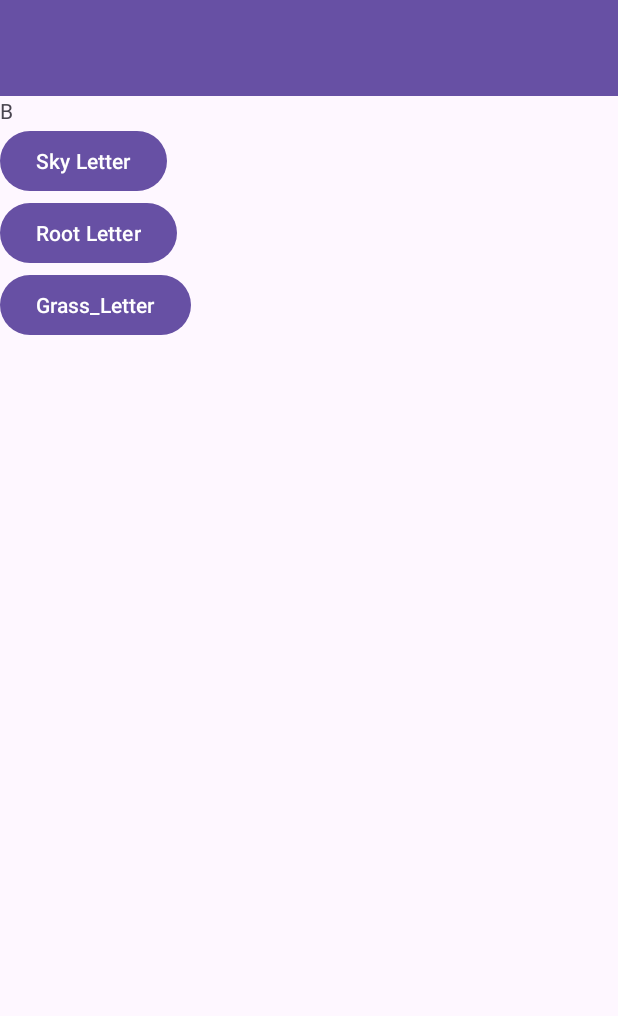
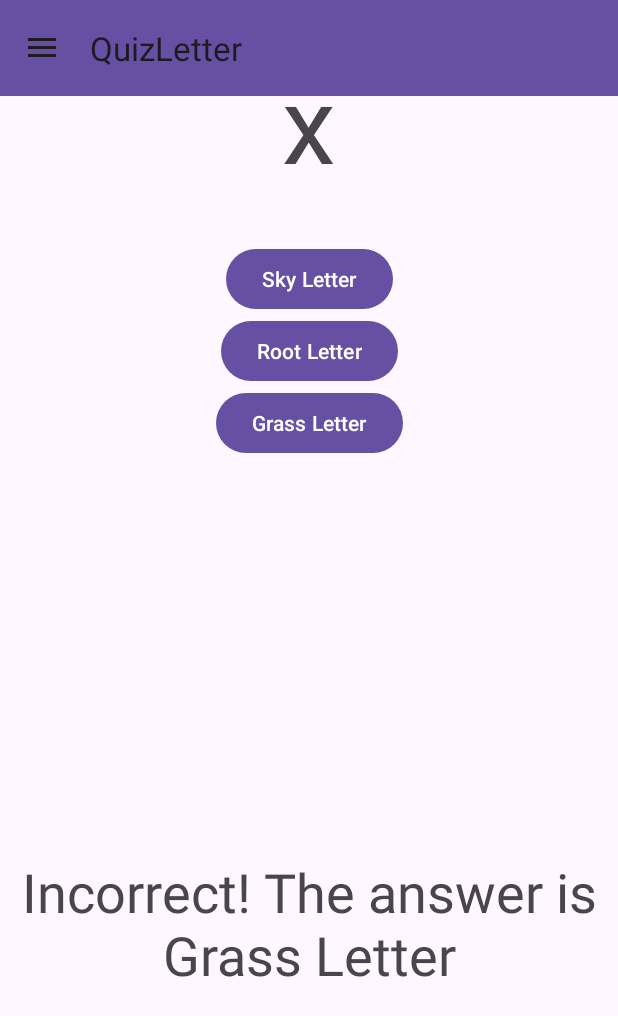
Before and after one commit to ZummerHanif/QuizLetter, an Android app: the screen it shows after launch (MainActivity), after a tap on "Sky Letter", on a phone screen of 412 x 824 dp. Shown: the top 1016 px of the screen. Run offline under Robolectric (Android 15) with nearby library versions, the phone set to English and light mode, and no system bars.

```diff
--- a/app/src/main/java/com/example/quizletter/DatabaseHelper.java
+++ b/app/src/main/java/com/example/quizletter/DatabaseHelper.java
@@ -1,18 +1,18 @@
 package com.example.quizletter;
 
+import android.content.ContentValues;
 import android.content.Context;
 import android.database.Cursor;
 import android.database.sqlite.SQLiteDatabase;
 import android.database.sqlite.SQLiteOpenHelper;
 
 public class DatabaseHelper extends SQLiteOpenHelper {
-
-    private static final String DATABASE_NAME = "quiz_database";
-    private static final int DATABASE_VERSION = 1;
-
-    private static final String TABLE_NAME = "quiz_results";
-    private static final String COLUMN_LETTER = "letter";
-    private static final String COLUMN_ANSWER = "answer";
+    private static final String DATABASE_NAME = "results.db";
+    public static final int DATABASE_VERSION = 1;
+    public static final String TABLE_RESULTS = "results";
+    public static final String COLUMN_ID = "_id";
+    public static final String COLUMN_QUESTION_NUMBER = "question_number";
+    public static final String COLUMN_RESULT = "result";
 
     public DatabaseHelper(Context context) {
         super(context, DATABASE_NAME, null, DATABASE_VERSION);
@@ -20,47 +20,40 @@ public class DatabaseHelper extends SQLiteOpenHelper {
 
     @Override
     public void onCreate(SQLiteDatabase db) {
-        String createTableQuery = "CREATE TABLE " + TABLE_NAME + " (" +
-                COLUMN_LETTER + " TEXT," +
-                COLUMN_ANSWER + " TEXT)";
-
+        String createTableQuery = "CREATE TABLE " + TABLE_RESULTS + " (" +
+                COLUMN_ID + " INTEGER PRIMARY KEY AUTOINCREMENT, " +
+                COLUMN_QUESTION_NUMBER + " INTEGER, " +
+                COLUMN_RESULT + " TEXT)";
         db.execSQL(createTableQuery);
     }
 
     @Override
     public void onUpgrade(SQLiteDatabase db, int oldVersion, int newVersion) {
-        String dropTableQuery = "DROP TABLE IF EXISTS " + TABLE_NAME;
-        db.execSQL(dropTableQuery);
-        onCreate(db);
+        // Implement if you need to upgrade the database
     }
 
-    public void saveAnswer(String letter, String answer) {
-        SQLiteDatabase db = this.getWritableDatabase();
-        String insertQuery = "INSERT INTO " + TABLE_NAME + " (" +
-                COLUMN_LETTER + ", " + COLUMN_ANSWER + ") VALUES ('" +
-                letter + "', '" + answer + "')";
-        db.execSQL(insertQuery);
-        db.close();
+    public static void insertResult(SQLiteDatabase db, int questionNumber, String result) {
+        ContentValues values = new ContentValues();
+        values.put(COLUMN_QUESTION_NUMBER, questionNumber);
+        values.put(COLUMN_RESULT, result);
+        db.insert(TABLE_RESULTS, null, values);
     }
 
-    public String retrieveResults() {
-        SQLiteDatabase db = this.getReadableDatabase();
-        String selectQuery = "SELECT * FROM " + TABLE_NAME;
-        Cursor cursor = db.rawQuery(selectQuery, null);
-
-        StringBuilder resultBuilder = new StringBuilder();
-        if (cursor.moveToFirst()) {
-            do {
-                String letter = cursor.getString(cursor.getColumnIndex(COLUMN_LETTER));
-                String answer = cursor.getString(cursor.getColumnIndex(COLUMN_ANSWER));
-                resultBuilder.append("Letter: ").append(letter)
-                        .append(", Answer: ").append(answer).append("\n");
-            } while (cursor.moveToNext());
-        }
-
-        cursor.close();
-        db.close();
-
-        return resultBuilder.toString();
+    public Cursor getResult() {
+        SQLiteDatabase db = getReadableDatabase();
+        String[] projection = {
+                COLUMN_QUESTION_NUMBER,
+                COLUMN_RESULT
+        };
+        String sortOrder = COLUMN_QUESTION_NUMBER + " ASC";
+        return db.query(
+                TABLE_RESULTS,
+                projection,
+                null,
+                null,
+                null,
+                null,
+                sortOrder
+        );
     }
 }
--- a/app/src/main/java/com/example/quizletter/MainActivity.java
+++ b/app/src/main/java/com/example/quizletter/MainActivity.java
@@ -1,84 +1,64 @@
 package com.example.quizletter;
 
 import android.os.Bundle;
-import android.view.MenuItem;
-
-import androidx.annotation.NonNull;
 import androidx.appcompat.app.ActionBarDrawerToggle;
 import androidx.appcompat.app.AppCompatActivity;
-import androidx.core.view.GravityCompat;
+import androidx.appcompat.widget.Toolbar;
 import androidx.drawerlayout.widget.DrawerLayout;
 import androidx.fragment.app.Fragment;
 import androidx.fragment.app.FragmentManager;
 import androidx.fragment.app.FragmentTransaction;
-
 import com.google.android.material.navigation.NavigationView;
 
-public class MainActivity extends AppCompatActivity implements NavigationView.OnNavigationItemSelectedListener {
+public class MainActivity extends AppCompatActivity {
 
     private DrawerLayout drawerLayout;
-    private ActionBarDrawerToggle actionBarDrawerToggle;
     private NavigationView navigationView;
+    private ActionBarDrawerToggle drawerToggle;
 
     @Override
     protected void onCreate(Bundle savedInstanceState) {
         super.onCreate(savedInstanceState);
         setContentView(R.layout.activity_main);
 
+        Toolbar toolbar = findViewById(R.id.toolbar);
+        setSupportActionBar(toolbar);
+
         drawerLayout = findViewById(R.id.drawer_layout);
         navigationView = findViewById(R.id.navigation_view);
 
-        actionBarDrawerToggle = new ActionBarDrawerToggle(this, drawerLayout,
-                R.string.navigation_drawer_open, R.string.navigation_drawer_close);
-        drawerLayout.addDrawerListener(actionBarDrawerToggle);
-        actionBarDrawerToggle.syncState();
+        // Set up the ActionBarDrawerToggle with the DrawerLayout
+        drawerToggle = new ActionBarDrawerToggle(this, drawerLayout, toolbar, R.string.drawer_open, R.string.drawer_close);
+        drawerLayout.addDrawerListener(drawerToggle);
+        drawerToggle.syncState();
 
-        getSupportActionBar().setDisplayHomeAsUpEnabled(true);
+        // Load the TestFragment initially
+        loadFragment(new TestFragment());
 
-        navigationView.setNavigationItemSelectedListener(this);
+        navigationView.setNavigationItemSelectedListener(item -> {
+            int itemId = item.getItemId();
 
-        // Display the QuizFragment when the activity is created
-        if (savedInstanceState == null) {
-            displaySelectedFragment(new QuizFragment());
-            navigationView.setCheckedItem(R.id.nav_quiz);
-        }
+            if (itemId == R.id.menu_result) {
+                // Handle the "Result" menu item click
+                loadFragment(new ResultFragment());
+                return true;
+            } else if (itemId == R.id.menu_test) {
+                // Handle the "Test" menu item click
+                loadFragment(new TestFragment());
+                return true;
+            }
+
+            return false;
+        });
     }
 
-    @Override
-    public boolean onOptionsItemSelected(MenuItem item) {
-        if (actionBarDrawerToggle.onOptionsItemSelected(item)) {
-            return true;
-        }
-        return super.onOptionsItemSelected(item);
-    }
-
-    @Override
-    public boolean onNavigationItemSelected(@NonNull MenuItem item) {
-        switch (item.getItemId()) {
-            case R.id.nav_quiz:
-                displaySelectedFragment(new QuizFragment());
-                break;
-            case R.id.nav_result:
-                displaySelectedFragment(new ResultFragment());
-                break;
-        }
-        drawerLayout.closeDrawer(GravityCompat.START);
-        return true;
-    }
-
-    private void displaySelectedFragment(Fragment fragment) {
+    private void loadFragment(Fragment fragment) {
         FragmentManager fragmentManager = getSupportFragmentManager();
         FragmentTransaction fragmentTransaction = fragmentManager.beginTransaction();
         fragmentTransaction.replace(R.id.fragment_container, fragment);
         fragmentTransaction.commit();
-    }
 
-    @Override
-    public void onBackPressed() {
-        if (drawerLayout.isDrawerOpen(GravityCompat.START)) {
-            drawerLayout.closeDrawer(GravityCompat.START);
-        } else {
-            super.onBackPressed();
-        }
+        // Close the navigation drawer after loading the fragment
+        drawerLayout.closeDrawer(navigationView);
     }
 }
--- a/app/src/main/java/com/example/quizletter/QuizFragment.java
+++ /dev/null
@@ -1,81 +0,0 @@
-package com.example.quizletter;
-
-import android.os.Bundle;
-import android.view.LayoutInflater;
-import android.view.View;
-import android.view.ViewGroup;
-import android.widget.Button;
-import android.widget.TextView;
-import android.widget.Toast;
-
-import androidx.annotation.NonNull;
-import androidx.annotation.Nullable;
-import androidx.fragment.app.Fragment;
-
-public class QuizFragment extends Fragment implements View.OnClickListener {
-
-    private TextView letterTextView;
-    private Button skyButton, rootButton, grassButton;
-
-    private String[] letters = {"A", "B", "C", "D", "E"};
-    private int currentLetterIndex = 0;
-
-    private DatabaseHelper databaseHelper;
-
-    public QuizFragment() {
-        // Required empty public constructor
-    }
-
-    @Override
-    public View onCreateView(LayoutInflater inflater, ViewGroup container,
-                             Bundle savedInstanceState) {
-        // Inflate the layout for this fragment
-        return inflater.inflate(R.layout.fragmentquiz, container, false);
-    }
-
-    @Override
-    public void onViewCreated(@NonNull View view, @Nullable Bundle savedInstanceState) {
-        super.onViewCreated(view, savedInstanceState);
-
-        letterTextView = view.findViewById(R.id.text_question);
-        skyButton = view.findViewById(R.id.sky_button);
-        rootButton = view.findViewById(R.id.root_button);
-        grassButton = view.findViewById(R.id.grass_button);
-
-        skyButton.setOnClickListener(this);
-        rootButton.setOnClickListener(this);
-        grassButton.setOnClickListener(this);
-
-        displayNextLetter();
-
-        databaseHelper = new DatabaseHelper(getActivity());
-    }
-
-    @Override
-    public void onClick(View v) {
-        String answer = "";
-        int id = v.getId();
-        if (id == R.id.sky_button) {
-            answer = "Sky";
-        } else if (id == R.id.root_button) {
-            answer = "Root";
-        } else if (id == R.id.grass_button) {
-            answer = "Grass";
-        }
-
-
-
-        databaseHelper.saveAnswer(letters[currentLetterIndex], answer);
-
-        if (currentLetterIndex < letters.length - 1) {
-            currentLetterIndex++;
-            displayNextLetter();
-        } else {
-            Toast.makeText(getActivity(), "Quiz completed!", Toast.LENGTH_SHORT).show();
-        }
-    }
-
-    private void displayNextLetter() {
-        letterTextView.setText(letters[currentLetterIndex]);
-    }
-}
--- /dev/null
+++ b/app/src/main/java/com/example/quizletter/TestFragment.java
@@ -0,0 +1,163 @@
+package com.example.quizletter;
+
+import android.content.ContentValues;
+import android.database.Cursor;
+import android.database.sqlite.SQLiteDatabase;
+import android.database.sqlite.SQLiteOpenHelper;
+import android.os.Bundle;
+import android.os.Handler;
+import android.view.LayoutInflater;
+import android.view.View;
+import android.view.ViewGroup;
+import android.widget.Button;
+import android.widget.TextView;
+
+import androidx.annotation.NonNull;
+import androidx.annotation.Nullable;
+import androidx.fragment.app.Fragment;
+
+import java.util.Random;
+
+public class TestFragment extends Fragment {
+    private TextView letterTextView, answerTextView;
+    private char[] skyLetters = {'b', 'd', 'f', 'h', 'k', 'l', 't'};
+    private char[] rootLetters = {'g', 'j', 'p', 'q', 'y'};
+    private char[] grassLetters = {'a', 'c', 'e', 'i', 'm', 'n', 'o', 'r', 's', 'u', 'v', 'w', 'x', 'z'};
+    private String answerString = "";
+
+   private String[] answers={"Not answered","Not answered","Not answered","Not answered","Not answered"};
+    private int questionCounter = 0;
+    private SQLiteDatabase database;
+
+    private int counter=0;
+
+    public TestFragment() {
+        // Required empty public constructor
+    }
+
+    @Override
+    public void onCreate(Bundle savedInstanceState) {
+        super.onCreate(savedInstanceState);
+        SQLiteOpenHelper dbHelper = new DatabaseHelper(getActivity());
+        database = dbHelper.getWritableDatabase();
+    }
+
+    @Override
+    public View onCreateView(LayoutInflater inflater, ViewGroup container, Bundle savedInstanceState) {
+        // Inflate the layout for this fragment
+        return inflater.inflate(R.layout.fragment_test, container, false);
+    }
+
+    @Override
+    public void onViewCreated(@NonNull View view, @Nullable Bundle savedInstanceState) {
+        super.onViewCreated(view, savedInstanceState);
+
+        letterTextView = view.findViewById(R.id.letter_text_view);
+        letterTextView.setText(getRandomLetter());
+
+        answerTextView = view.findViewById(R.id.answer_text_view);
+
+        Button skyButton = view.findViewById(R.id.sky_button);
+        skyButton.setOnClickListener(new View.OnClickListener() {
+            @Override
+            public void onClick(View v) {
+                checkAnswer("Sky Letter");
+            }
+        });
+
+        Button grassButton = view.findViewById(R.id.grass_button);
+        grassButton.setOnClickListener(new View.OnClickListener() {
+            @Override
+            public void onClick(View v) {
+                checkAnswer("Grass Letter");
+            }
+        });
+
+        Button rootButton = view.findViewById(R.id.root_button);
+        rootButton.setOnClickListener(new View.OnClickListener() {
+            @Override
+            public void onClick(View v) {
+                checkAnswer("Root Letter");
+            }
+        });
+    }
+
+    private void checkAnswer(String expectedAnswer) {
+
+        if (answerString.equals(expectedAnswer)) {
+            answerTextView.setText("Awesome! Your answer is right");
+            answers[counter]="correct";
+
+
+        } else {
+            answerTextView.setText("Incorrect! The answer is " + answerString);
+            answers[counter]="Incorrect";
+
+        }
+
+        questionCounter++;
+        counter++;
+
+        if (questionCounter == 5) {
+            saveResultsToDatabase();
+            navigateToResultFragment();
+        } else {
+            // Wait for 2 seconds and create a new question
+            new Handler().postDelayed(new Runnable() {
+                @Override
+                public void run() {
+                    letterTextView.setText(getRandomLetter());
+                    answerTextView.setText("");
+                }
+            }, 2000); // 2000 milliseconds = 2 seconds
+        }
+    }
+
+    private void saveResultsToDatabase() {
+        DatabaseHelper dbHelper = new DatabaseHelper(getActivity());
+        SQLiteDatabase db = dbHelper.getWritableDatabase();
+
+        for (int i = 1; i <= questionCounter; i++) {
+            String result = getResultForQuestion(i);
+            DatabaseHelper.insertResult(db, i, result);
+            counter++;
+        }
+
+        db.close();
+    }
+
+    private void navigateToResultFragment() {
+        ResultFragment resultFragment = new ResultFragment();
+        getActivity().getSupportFragmentManager().beginTransaction()
+                .replace(R.id.fragment_container, resultFragment)
+                .commit();
+    }
+
+    private String getRandomLetter() {
+        Random random = new Random();
+        int category = random.nextInt(3);
+        char letter;
+        switch (category) {
+            case 0:
+                letter = skyLetters[random.nextInt(skyLetters.length)];
+                answerString = "Sky Letter";
+                break;
+            case 1:
+                letter = grassLetters[random.nextInt(grassLetters.length)];
+                answerString = "Grass Letter";
+                break;
+            default:
+                letter = rootLetters[random.nextInt(rootLetters.length)];
+                answerString = "Root Letter";
+                break;
+        }
+        return String.valueOf(letter);
+    }
+
+    private String getResultForQuestion(int questionNumber) {
+
+        return answers[questionNumber-1];
+
+    }
+
+}
--- a/app/src/main/res/layout/activity_main.xml
+++ b/app/src/main/res/layout/activity_main.xml
@@ -1,16 +1,10 @@
 <?xml version="1.0" encoding="utf-8"?>
-<androidx.drawerlayout.widget.DrawerLayout xmlns:android="http://schemas.android.com/apk/res/android"
-    android:id="@+id/drawer_layout"
+<RelativeLayout xmlns:android="http://schemas.android.com/apk/res/android"
+    xmlns:app="http://schemas.android.com/apk/res-auto"
+    xmlns:tools="http://schemas.android.com/tools"
     android:layout_width="match_parent"
     android:layout_height="match_parent">
 
-    <!-- Main Content -->
-    <LinearLayout
-        android:layout_width="match_parent"
-        android:layout_height="match_parent"
-        android:orientation="vertical">
-
-        <!-- Toolbar -->
     <androidx.appcompat.widget.Toolbar
         android:id="@+id/toolbar"
         android:layout_width="match_parent"
@@ -19,32 +13,33 @@
         android:elevation="4dp"
         android:theme="@style/ThemeOverlay.AppCompat.ActionBar" />
 
-        <!-- Fragment Container -->
+    <androidx.drawerlayout.widget.DrawerLayout
+        android:id="@+id/drawer_layout"
+        android:layout_width="match_parent"
+        android:layout_height="match_parent"
+        android:fitsSystemWindows="true"
+        tools:context=".MainActivity">
+
+        <RelativeLayout
+            android:layout_width="match_parent"
+            android:layout_height="match_parent">
+
             <FrameLayout
                 android:id="@+id/fragment_container"
                 android:layout_width="match_parent"
                 android:layout_height="match_parent" />
 
-    </LinearLayout>
+        </RelativeLayout>
 
-    <!-- Navigation Drawer -->
         <com.google.android.material.navigation.NavigationView
             android:id="@+id/navigation_view"
             android:layout_width="wrap_content"
             android:layout_height="match_parent"
             android:layout_gravity="start"
-        android:fitsSystemWindows="true">
-
-        <!-- Navigation Drawer Header -->
-        <include layout="@layout/header_navigation_drawer" />
-
-        <!-- Navigation Drawer Menu Items -->
-        <ListView
-            android:id="@+id/drawer_menu"
-            android:layout_width="match_parent"
-            android:layout_height="wrap_content"
-            android:choiceMode="singleChoice" />
-
-    </com.google.android.material.navigation.NavigationView>
+            android:fitsSystemWindows="true"
+            app:headerLayout="@layout/header"
+            app:menu="@menu/menu" />
 
     </androidx.drawerlayout.widget.DrawerLayout>
+
+</RelativeLayout>
--- /dev/null
+++ b/app/src/main/res/layout/fragment_test.xml
@@ -0,0 +1,68 @@
+<?xml version="1.0" encoding="utf-8"?>
+<androidx.constraintlayout.widget.ConstraintLayout xmlns:android="http://schemas.android.com/apk/res/android"
+    xmlns:tools="http://schemas.android.com/tools"
+    android:layout_width="match_parent"
+    android:layout_height="match_parent"
+    xmlns:app="http://schemas.android.com/apk/res-auto">
+
+    <TextView
+        android:id="@+id/letter_text_view"
+        app:layout_constraintEnd_toEndOf="parent"
+        app:layout_constraintStart_toStartOf="parent"
+        app:layout_constraintTop_toTopOf="parent"
+        android:layout_width="0dp"
+        android:layout_height="162dp"
+        android:gravity="center"
+        android:text="Hello World!"
+        android:textSize="72sp"
+        tools:layout_editor_absoluteX="6dp"
+        tools:layout_editor_absoluteY="258dp" />
+
+    <Button
+        android:id="@+id/sky_button"
+        app:layout_constraintEnd_toEndOf="parent"
+        app:layout_constraintStart_toStartOf="parent"
+        app:layout_constraintTop_toBottomOf="@id/letter_text_view"
+        android:layout_width="wrap_content"
+        android:layout_height="wrap_content"
+        android:text="Sky Letter"
+        tools:layout_editor_absoluteX="0dp"
+        tools:layout_editor_absoluteY="0dp" />
+
+    <Button
+        android:id="@+id/root_button"
+        app:layout_constraintEnd_toEndOf="parent"
+        app:layout_constraintStart_toStartOf="parent"
+        app:layout_constraintTop_toBottomOf="@id/sky_button"
+        android:layout_width="wrap_content"
+        android:layout_height="wrap_content"
+        android:text="Root Letter"
+        tools:layout_editor_absoluteX="206dp"
+        tools:layout_editor_absoluteY="16dp" />
+
+    <Button
+        android:id="@+id/grass_button"
+        app:layout_constraintEnd_toEndOf="parent"
+        app:layout_constraintStart_toStartOf="parent"
+        app:layout_constraintTop_toBottomOf="@id/root_button"
+        android:layout_width="wrap_content"
+        android:layout_height="wrap_content"
+        android:text="Grass Letter"
+        tools:layout_editor_absoluteX="112dp"
+        tools:layout_editor_absoluteY="517dp" />
+
+    <TextView
+        android:id="@+id/answer_text_view"
+        android:layout_width="wrap_content"
+        android:layout_height="wrap_content"
+        android:layout_marginTop="100dp"
+        android:gravity="center"
+        android:text="Right or Wrong"
+        android:textSize="36sp"
+        app:layout_constraintBottom_toBottomOf="parent"
+        app:layout_constraintEnd_toEndOf="parent"
+        app:layout_constraintHorizontal_bias="0.497"
+        app:layout_constraintStart_toStartOf="parent"
+        app:layout_constraintTop_toBottomOf="@id/grass_button" />
+
+</androidx.constraintlayout.widget.ConstraintLayout>
--- a/app/src/main/res/layout/fragmentquiz.xml
+++ /dev/null
@@ -1,32 +0,0 @@
-<?xml version="1.0" encoding="utf-8"?>
-<LinearLayout xmlns:android="http://schemas.android.com/apk/res/android"
-    android:layout_width="match_parent"
-    android:layout_height="match_parent"
-    android:orientation="vertical">
-
-    <!-- Quiz Fragment Layout -->
-    <TextView
-        android:id="@+id/text_question"
-        android:layout_width="wrap_content"
-        android:layout_height="wrap_content"
-        android:text="Question" />
-
-    <Button
-        android:id="@+id/sky_button"
-        android:layout_width="wrap_content"
-        android:layout_height="wrap_content"
-        android:text="Sky Letter" />
-
-    <Button
-        android:id="@+id/root_button"
-        android:layout_width="wrap_content"
-        android:layout_height="wrap_content"
-        android:text="Root Letter" />
-
-    <Button
-        android:id="@+id/grass_button"
-        android:layout_width="wrap_content"
-        android:layout_height="wrap_content"
-        android:text="Grass_Letter" />
-
-</LinearLayout>
--- /dev/null
+++ b/app/src/main/res/menu/menu.xml
@@ -0,0 +1,14 @@
+<?xml version="1.0" encoding="utf-8"?>
+<menu xmlns:android="http://schemas.android.com/apk/res/android">
+
+    <item
+        android:id="@+id/menu_result"
+        android:title="Result"
+        android:orderInCategory="100"/>
+
+    <item
+        android:id="@+id/menu_test"
+        android:title="Test"
+        android:orderInCategory="300"/>
+
+</menu>
--- a/app/src/main/res/values/strings.xml
+++ b/app/src/main/res/values/strings.xml
@@ -3,4 +3,6 @@
     <string name="navigation_drawer_open">Open</string>
     <string name="navigation_drawer_close">Close</string>
     <string name="profile_image_description" />
+    <string name="drawer_open" />
+    <string name="drawer_close" />
 </resources>
```
Also changed, not shown: app/src/main/java/com/example/quizletter/ResultFragment.java (added, +59 -0 lines), app/src/main/res/layout/fragment_result.xml (+9 -15 lines), app/src/main/res/layout/item_navigation_drawer.xml (deleted, +0 -33 lines), app/src/main/res/layout/header.xml (renamed from app/src/main/res/layout/header_navigation_drawer.xml). Lines whose indentation alone changed are shown as unchanged.
